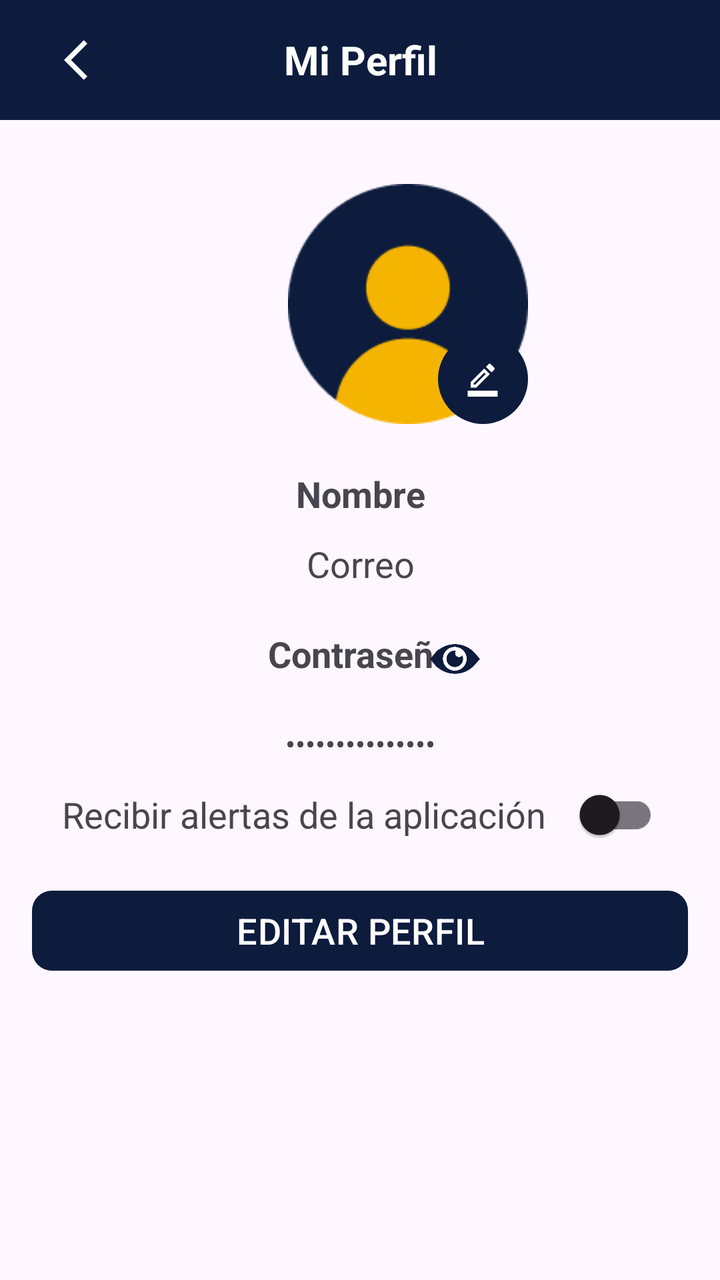
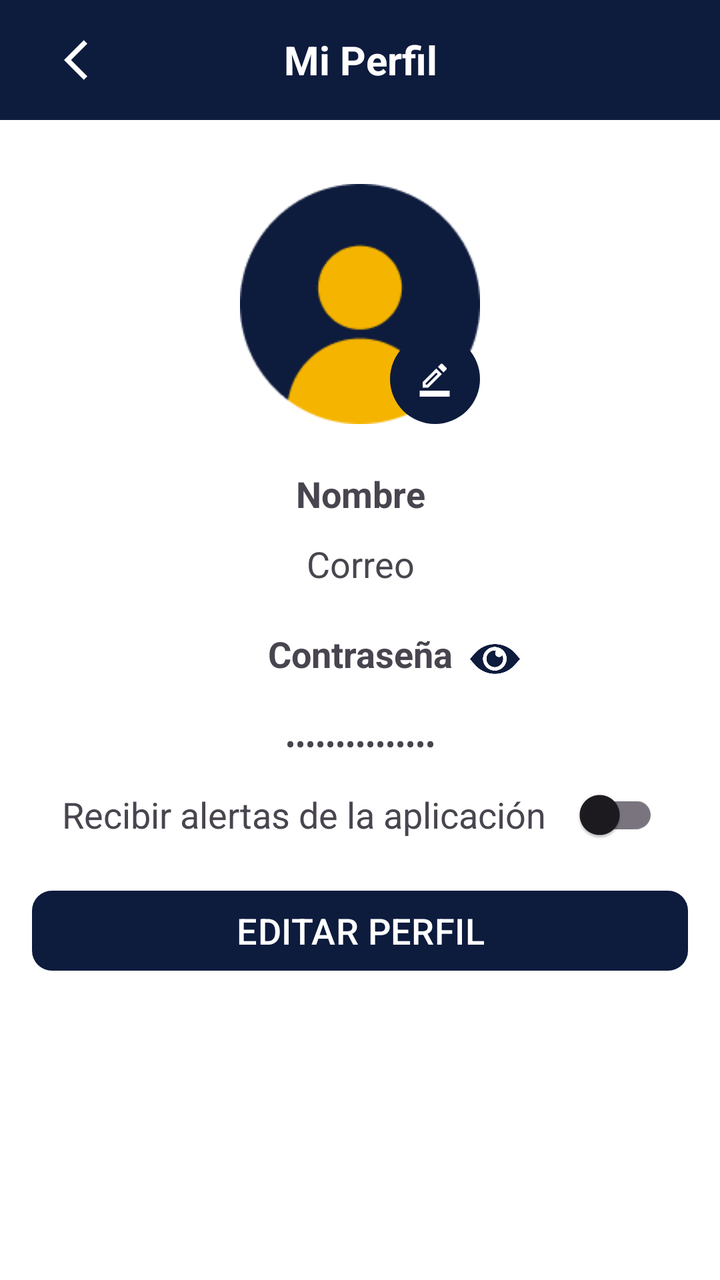

The first picture is an Android layout as it rendered before a commit; the second is the same layout after the commit. The layout source and the unified diff follow.
<!-- AndroidManifest.xml: application theme Theme.ParkControl -->
<!-- res/layout/activity_my_profile.xml -->
<?xml version="1.0" encoding="utf-8"?>
<androidx.constraintlayout.widget.ConstraintLayout xmlns:android="http://schemas.android.com/apk/res/android"
    xmlns:app="http://schemas.android.com/apk/res-auto"
    xmlns:tools="http://schemas.android.com/tools"
    android:id="@+id/main"
    android:layout_width="match_parent"
    android:layout_height="match_parent"
    tools:context=".MyProfileActivity">

    
    <TextView
        android:id="@+id/my_profile_header"
        android:layout_width="0dp"
        android:layout_height="60dp"
        android:background="@color/primary_blue"
        android:gravity="center"
        android:text="Mi Perfil"
        android:textColor="@color/white"
        android:textSize="20sp"
        android:textStyle="bold"
        app:layout_constraintEnd_toEndOf="parent"
        app:layout_constraintStart_toStartOf="parent"
        app:layout_constraintTop_toTopOf="parent"/>

    
    <ImageButton
        android:id="@+id/my_profile_back_button"
        android:layout_width="48dp"
        android:layout_height="48dp"
        android:background="@null"
        android:contentDescription="Volver"
        android:padding="12dp"
        android:src="@drawable/baseline_arrow_back_ios_24"
        app:tint="@color/white"
        android:layout_marginStart="20dp"
        app:layout_constraintBottom_toBottomOf="@id/my_profile_header"
        app:layout_constraintStart_toStartOf="parent"
        app:layout_constraintTop_toTopOf="parent"/>

    
    <ImageView
        android:id="@+id/blank_profile_logo"
        android:layout_width="120dp"
        android:layout_height="120dp"
        android:layout_marginStart="144dp"
        android:layout_marginTop="32dp"
        android:adjustViewBounds="true"
        android:gravity="center"
        android:scaleType="fitCenter"
        android:src="@drawable/blank_profile_icon"
        app:layout_constraintStart_toStartOf="parent"
        app:layout_constraintTop_toBottomOf="@id/my_profile_header" />

    
    <com.google.android.material.button.MaterialButton
        android:id="@+id/edit_profile_pic_button"
        android:layout_width="45dp"
        android:layout_height="45dp"
        android:padding="0dp"
        android:insetLeft="0dp"
        android:insetTop="0dp"
        android:insetRight="0dp"
        android:insetBottom="0dp"
        app:cornerRadius="24dp"
        app:icon="@drawable/twotone_border_color_24"
        app:iconGravity="textStart"
        android:contentDescription="Editar Foto de perfil"
        app:iconPadding="0dp"
        app:iconTint="@color/white"
        app:backgroundTint="@color/primary_blue"
        app:layout_constraintBottom_toBottomOf="@id/blank_profile_logo"
        app:layout_constraintEnd_toEndOf="@id/blank_profile_logo" />

    
    <TextView
        android:id="@+id/profile_name"
        android:layout_width="match_parent"
        android:layout_height="30dp"
        android:text="Nombre"
        android:textSize="18sp"
        android:textStyle="bold"
        android:gravity="center"
        android:layout_marginTop="20dp"
        app:layout_constraintTop_toBottomOf="@id/blank_profile_logo"
        app:layout_constraintStart_toStartOf="parent"
        app:layout_constraintEnd_toEndOf="parent"/>

    <TextView
        android:id="@+id/profile_email"
        android:layout_width="match_parent"
        android:layout_height="30dp"
        android:text="Correo"
        android:textSize="18sp"
        android:gravity="center"
        android:layout_marginTop="5dp"
        app:layout_constraintTop_toBottomOf="@id/profile_name"
        app:layout_constraintStart_toStartOf="parent"
        app:layout_constraintEnd_toEndOf="parent"/>

    
    <TextView
        android:id="@+id/profile_password"
        android:layout_width="match_parent"
        android:layout_height="30dp"
        android:text="Contraseña"
        android:textSize="18sp"
        android:textStyle="bold"
        android:gravity="center"
        android:layout_marginTop="15dp"
        app:layout_constraintTop_toBottomOf="@id/profile_email"
        app:layout_constraintStart_toStartOf="parent"
        app:layout_constraintEnd_toEndOf="parent"/>

    
    <ImageButton
        android:id="@+id/btn_toggle_password_open"
        android:layout_width="25dp"
        android:layout_height="25dp"
        android:layout_marginRight="120dp"
        android:src="@drawable/eye_password_closed"
        android:visibility="gone"
        android:scaleType="fitCenter"
        android:background="?attr/selectableItemBackgroundBorderless"
        app:layout_constraintEnd_toEndOf="@id/profile_password"
        app:layout_constraintBottom_toBottomOf="@id/profile_password"/>

    
    <ImageButton
        android:id="@+id/btn_toggle_password_closed"
        android:layout_width="25dp"
        android:layout_height="25dp"
        android:layout_marginRight="120dp"
        android:src="@drawable/eye_password_open"
        android:scaleType="fitCenter"
        android:background="?attr/selectableItemBackgroundBorderless"
        app:layout_constraintEnd_toEndOf="@id/profile_password"
        app:layout_constraintBottom_toBottomOf="@id/profile_password"/>

    
    <TextView
        android:id="@+id/tv_profile_password"
        android:layout_width="match_parent"
        android:layout_height="30dp"
        android:text="miContraseña123"
        android:textSize="15sp"
        android:inputType="textPassword"
        android:gravity="center"
        android:layout_marginTop="15dp"
        app:layout_constraintTop_toBottomOf="@id/profile_password"
        app:layout_constraintStart_toStartOf="parent"
        app:layout_constraintEnd_toEndOf="parent"/>

    

    
    <TextView
        android:id="@+id/tv_switch_label"
        android:layout_width="wrap_content"
        android:layout_height="wrap_content"
        android:layout_marginTop="8dp"
        android:text="Recibir alertas de la aplicación"
        android:textSize="18sp"
        app:layout_constraintEnd_toStartOf="@id/switch_notifications"
        app:layout_constraintHorizontal_chainStyle="packed"
        app:layout_constraintStart_toStartOf="parent"
        app:layout_constraintTop_toBottomOf="@id/tv_profile_password" />

    <com.google.android.material.switchmaterial.SwitchMaterial
        android:id="@+id/switch_notifications"
        android:layout_width="wrap_content"
        android:layout_height="wrap_content"
        android:checked="false"
        android:layout_marginStart="8dp"
        app:layout_constraintStart_toEndOf="@id/tv_switch_label"
        app:layout_constraintEnd_toEndOf="parent"
        app:layout_constraintTop_toTopOf="@id/tv_switch_label"
        app:layout_constraintBottom_toBottomOf="@id/tv_switch_label" />

    
    <Button
        android:id="@+id/edit_profile_button"
        android:layout_width="match_parent"
        android:layout_height="wrap_content"
        android:layout_marginStart="16dp"
        android:layout_marginEnd="16dp"
        android:layout_marginTop="10dp"
        android:text="EDITAR PERFIL"
        android:textColor="@color/white"
        android:textSize="18sp"
        app:backgroundTint="@color/primary_blue"
        app:cornerRadius="10dp"
        app:layout_constraintStart_toStartOf="parent"
        app:layout_constraintTop_toBottomOf="@id/switch_notifications" />

</androidx.constraintlayout.widget.ConstraintLayout>
<!-- resources referenced by this layout -->
<resources>
  <color name="primary_blue">#0D1B3D</color>
  <color name="white">#FFFFFF</color>
  <!-- drawable baseline_arrow_back_ios_24 (drawable) -->
  <vector xmlns:android="http://schemas.android.com/apk/res/android" android:autoMirrored="true" android:height="24dp" android:tint="#000000" android:viewportHeight="24" android:viewportWidth="24" android:width="24dp">
        
      <path android:fillColor="@android:color/white" android:pathData="M11.67,3.87L9.9,2.1 0,12l9.9,9.9 1.77,-1.77L3.54,12z"/>
      
  </vector>
  <!-- drawable blank_profile_icon: png bitmap (drawable, 4164 bytes) -->
  <!-- drawable eye_password_closed: png bitmap (drawable, 5499 bytes) -->
  <!-- drawable eye_password_open: png bitmap (drawable, 5254 bytes) -->
  <!-- drawable twotone_border_color_24 (drawable) -->
  <vector xmlns:android="http://schemas.android.com/apk/res/android" android:height="24dp" android:tint="#000000" android:viewportHeight="24" android:viewportWidth="24" android:width="24dp">
        
      <path android:fillColor="@android:color/white" android:pathData="M16.81,8.94l-3.75,-3.75L4,14.25V18h3.75L16.81,8.94zM6,16v-0.92l7.06,-7.06l0.92,0.92L6.92,16H6z"/>
        
      <path android:fillColor="@android:color/white" android:pathData="M19.71,6.04c0.39,-0.39 0.39,-1.02 0,-1.41l-2.34,-2.34C17.17,2.09 16.92,2 16.66,2c-0.25,0 -0.51,0.1 -0.7,0.29l-1.83,1.83l3.75,3.75L19.71,6.04z"/>
        
      <path android:fillColor="@android:color/white" android:pathData="M2,20h20v4h-20z"/>
      
  </vector>
  <style name="Theme.ParkControl" parent="Base.Theme.ParkControl" />
  <style name="Base.Theme.ParkControl" parent="Theme.Material3.DayNight.NoActionBar">
          
           <item name="colorPrimary">@color/primary_blue</item>
      </style>
</resources>

<!-- the commit's change to res/layout/activity_my_profile.xml (unified diff, before → after) -->
@@ -5,7 +5,8 @@
     android:id="@+id/main"
     android:layout_width="match_parent"
     android:layout_height="match_parent"
-    tools:context=".MyProfileActivity">
+    tools:context=".MyProfileActivity"
+    android:background="@color/white">
 
     
     <TextView
@@ -42,12 +43,12 @@
         android:id="@+id/blank_profile_logo"
         android:layout_width="120dp"
         android:layout_height="120dp"
-        android:layout_marginStart="144dp"
         android:layout_marginTop="32dp"
+        android:scaleType="centerCrop"
+        android:clipToOutline="true"
         android:adjustViewBounds="true"
-        android:gravity="center"
-        android:scaleType="fitCenter"
         android:src="@drawable/blank_profile_icon"
+        app:layout_constraintEnd_toEndOf="parent"
         app:layout_constraintStart_toStartOf="parent"
         app:layout_constraintTop_toBottomOf="@id/my_profile_header" />
 
@@ -116,7 +117,7 @@
         android:id="@+id/btn_toggle_password_open"
         android:layout_width="25dp"
         android:layout_height="25dp"
-        android:layout_marginRight="120dp"
+        android:layout_marginRight="100dp"
         android:src="@drawable/eye_password_closed"
         android:visibility="gone"
         android:scaleType="fitCenter"
@@ -129,7 +130,7 @@
         android:id="@+id/btn_toggle_password_closed"
         android:layout_width="25dp"
         android:layout_height="25dp"
-        android:layout_marginRight="120dp"
+        android:layout_marginRight="100dp"
         android:src="@drawable/eye_password_open"
         android:scaleType="fitCenter"
         android:background="?attr/selectableItemBackgroundBorderless"
